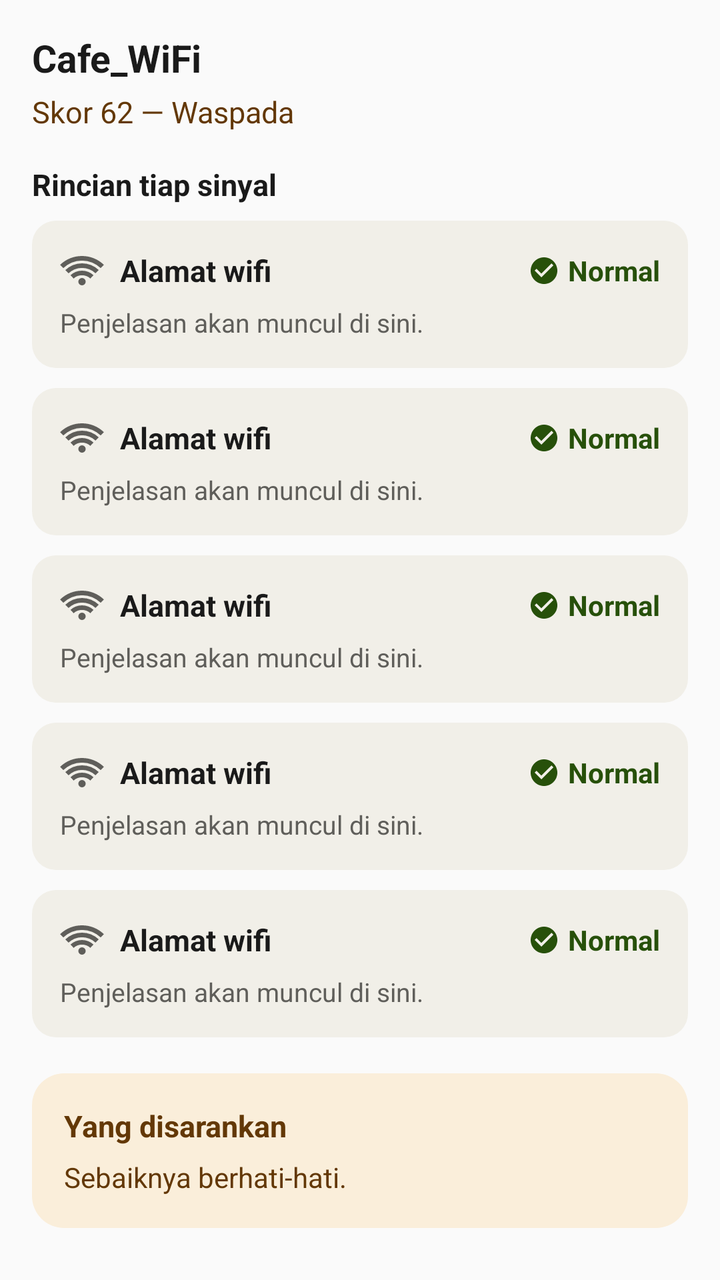
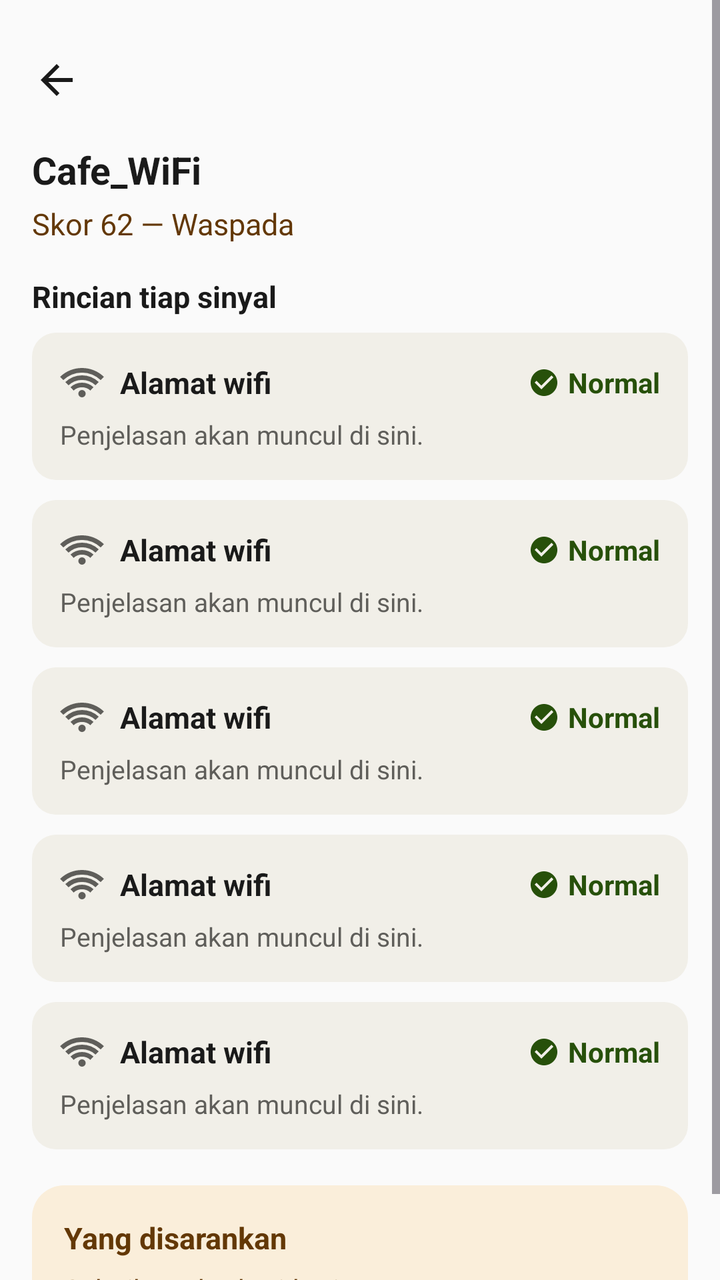

Before-and-after screenshots of an Android layout around one commit, followed by the original layout XML and the change that was made.
<!-- AndroidManifest.xml: application theme Theme.Susnet -->
<!-- res/layout/activity_detail.xml -->
<?xml version="1.0" encoding="utf-8"?>
<ScrollView xmlns:android="http://schemas.android.com/apk/res/android"
    xmlns:app="http://schemas.android.com/apk/res-auto"
    android:id="@+id/detailRoot"
    android:layout_width="match_parent"
    android:layout_height="match_parent"
    android:background="@color/surface_page">

    <LinearLayout
        android:layout_width="match_parent"
        android:layout_height="wrap_content"
        android:orientation="vertical"
        android:padding="16dp">

        <TextView
            android:id="@+id/textDetailSsid"
            android:layout_width="wrap_content"
            android:layout_height="wrap_content"
            android:text="Cafe_WiFi"
            android:textSize="19sp"
            android:textStyle="bold"
            android:textColor="@color/text_primary" />

        <TextView
            android:id="@+id/textDetailScore"
            android:layout_width="wrap_content"
            android:layout_height="wrap_content"
            android:layout_marginTop="4dp"
            android:layout_marginBottom="16dp"
            android:text="Skor 62 — Waspada"
            android:textSize="15sp"
            android:textColor="@color/text_warning" />

        <TextView
            android:layout_width="wrap_content"
            android:layout_height="wrap_content"
            android:text="Rincian tiap sinyal"
            android:textSize="15sp"
            android:textStyle="bold"
            android:textColor="@color/text_primary"
            android:layout_marginBottom="8dp" />

        <include layout="@layout/item_explanation_card" android:id="@+id/explainBssid" />
        <include layout="@layout/item_explanation_card" android:id="@+id/explainTls" />
        <include layout="@layout/item_explanation_card" android:id="@+id/explainSignal" />
        <include layout="@layout/item_explanation_card" android:id="@+id/explainLatency" />
        <include layout="@layout/item_explanation_card" android:id="@+id/explainArp" />

        <LinearLayout
            android:id="@+id/actionCard"
            android:layout_width="match_parent"
            android:layout_height="wrap_content"
            android:orientation="vertical"
            android:background="@drawable/bg_status_card_warning"
            android:padding="16dp"
            android:layout_marginTop="8dp">

            <TextView
                android:layout_width="wrap_content"
                android:layout_height="wrap_content"
                android:text="Yang disarankan"
                android:textSize="15sp"
                android:textStyle="bold"
                android:textColor="@color/text_warning" />

            <TextView
                android:id="@+id/textRecommendedAction"
                android:layout_width="match_parent"
                android:layout_height="wrap_content"
                android:layout_marginTop="6dp"
                android:text="Sebaiknya berhati-hati."
                android:textSize="14sp"
                android:textColor="@color/text_warning" />
        </LinearLayout>

    </LinearLayout>
</ScrollView>
<!-- res/layout/item_explanation_card.xml (included above) -->
<?xml version="1.0" encoding="utf-8"?>
<LinearLayout xmlns:android="http://schemas.android.com/apk/res/android"
    xmlns:app="http://schemas.android.com/apk/res-auto"
    android:layout_width="match_parent"
    android:layout_height="wrap_content"
    android:orientation="vertical"
    android:background="@drawable/bg_signal_card"
    android:padding="14dp"
    android:layout_marginBottom="10dp">

    <LinearLayout
        android:layout_width="match_parent"
        android:layout_height="wrap_content"
        android:orientation="horizontal"
        android:gravity="center_vertical">

        <ImageView
            android:id="@+id/iconExplainLeading"
            android:layout_width="22dp"
            android:layout_height="22dp"
            android:src="@drawable/ic_router"
            android:contentDescription="@null"
            app:tint="@color/text_secondary" />

        <TextView
            android:id="@+id/textExplainLabel"
            android:layout_width="0dp"
            android:layout_height="wrap_content"
            android:layout_weight="1"
            android:layout_marginStart="8dp"
            android:text="Alamat wifi"
            android:textSize="15sp"
            android:textStyle="bold"
            android:textColor="@color/text_primary" />

        <ImageView
            android:id="@+id/iconExplainStatus"
            android:layout_width="16dp"
            android:layout_height="16dp"
            android:src="@drawable/ic_check_circle"
            android:contentDescription="@null"
            app:tint="@color/text_success" />

        <TextView
            android:id="@+id/textExplainStatus"
            android:layout_width="wrap_content"
            android:layout_height="wrap_content"
            android:layout_marginStart="4dp"
            android:text="Normal"
            android:textSize="14sp"
            android:textStyle="bold"
            android:textColor="@color/text_success" />
    </LinearLayout>

    <TextView
        android:id="@+id/textExplainDetail"
        android:layout_width="match_parent"
        android:layout_height="wrap_content"
        android:layout_marginTop="6dp"
        android:text="Penjelasan akan muncul di sini."
        android:textSize="13sp"
        android:textColor="@color/text_secondary" />

</LinearLayout>
<!-- resources referenced by this layout -->
<resources>
  <color name="surface_page">#FAFAFA</color>
  <color name="text_primary">#1A1A1A</color>
  <color name="text_secondary">#5F5E5A</color>
  <color name="text_success">#27500A</color>
  <color name="text_warning">#633806</color>
  <!-- drawable bg_signal_card (drawable) -->
  <?xml version="1.0" encoding="utf-8"?>
  <shape xmlns:android="http://schemas.android.com/apk/res/android">
      <solid android:color="@color/surface_card" />
      <corners android:radius="12dp" />
  </shape>
  <!-- drawable bg_status_card_warning (drawable) -->
  <?xml version="1.0" encoding="utf-8"?>
  <shape xmlns:android="http://schemas.android.com/apk/res/android">
      <solid android:color="@color/bg_warning" />
      <corners android:radius="16dp" />
  </shape>
  <!-- drawable ic_check_circle (drawable) -->
  <vector xmlns:android="http://schemas.android.com/apk/res/android"
      android:width="24dp"
      android:height="24dp"
      android:viewportWidth="24"
      android:viewportHeight="24">
      <path
          android:fillColor="#FF000000"
          android:pathData="M12,2C6.48,2 2,6.48 2,12s4.48,10 10,10 10,-4.48 10,-10S17.52,2 12,2zM10,17l-5,-5 1.41,-1.41L10,14.17l7.59,-7.59L19,8l-9,9z"/>
  </vector>
  <!-- drawable ic_router (drawable) -->
  <vector xmlns:android="http://schemas.android.com/apk/res/android" android:height="24dp" android:tint="#000000" android:viewportHeight="960" android:viewportWidth="960" android:width="24dp">
        
      <path android:fillColor="@android:color/white" android:pathData="M298,651L228,580Q279,532 344,506Q409,480 480,480Q551,480 616,506Q681,532 732,580L662,651Q624,616 577.5,598Q531,580 480,580Q429,580 382.5,598Q336,616 298,651ZM73,424L2,353Q99,259 222.5,209.5Q346,160 480,160Q614,160 737.5,209.5Q861,259 958,353L887,424Q805,345 700,302.5Q595,260 480,260Q365,260 260,302.5Q155,345 73,424ZM186,538L116,467Q190,396 284,358Q378,320 481,320Q584,320 677.5,357.5Q771,395 845,466L775,537Q715,480 638.5,450Q562,420 480,420Q397,420 321.5,450.5Q246,481 186,538ZM423.5,776.5Q400,753 400,720Q400,687 423.5,663.5Q447,640 480,640Q513,640 536.5,663.5Q560,687 560,720Q560,753 536.5,776.5Q513,800 480,800Q447,800 423.5,776.5Z"/>
      
  </vector>
  <style name="Theme.Susnet" parent="Base.Theme.Susnet" />
  <color name="surface_card">#F1EFE8</color>
  <color name="bg_warning">#FAEEDA</color>
  <style name="Base.Theme.Susnet" parent="Theme.Material3.DayNight.NoActionBar">
          
          
      </style>
</resources>

<!-- the commit's change to res/layout/activity_detail.xml (unified diff, before → after) -->
@@ -11,6 +11,17 @@
         android:layout_height="wrap_content"
         android:orientation="vertical"
         android:padding="16dp">
+
+        <ImageButton
+            android:id="@+id/btnBack"
+            android:layout_width="48dp"
+            android:layout_height="48dp"
+            android:layout_marginStart="-12dp"
+            android:layout_marginBottom="8dp"
+            android:background="?attr/selectableItemBackgroundBorderless"
+            android:contentDescription="Kembali"
+            android:src="@drawable/ic_arrow_back"
+            app:tint="@color/text_primary" />
 
         <TextView
             android:id="@+id/textDetailSsid"
<!-- resource entries referenced after the edit -->
@@ -17,6 +17,16 @@
       <solid android:color="@color/bg_warning" />
       <corners android:radius="16dp" />
   </shape>
+  <!-- drawable ic_arrow_back (drawable) -->
+  <vector xmlns:android="http://schemas.android.com/apk/res/android"
+      android:width="24dp"
+      android:height="24dp"
+      android:viewportWidth="24"
+      android:viewportHeight="24">
+      <path
+          android:fillColor="@color/text_primary"
+          android:pathData="M20,11H7.83l5.59,-5.59L12,4l-8,8 8,8 1.41,-1.41L7.83,13H20v-2z" />
+  </vector>
   <!-- drawable ic_check_circle (drawable) -->
   <vector xmlns:android="http://schemas.android.com/apk/res/android"
       android:width="24dp"
